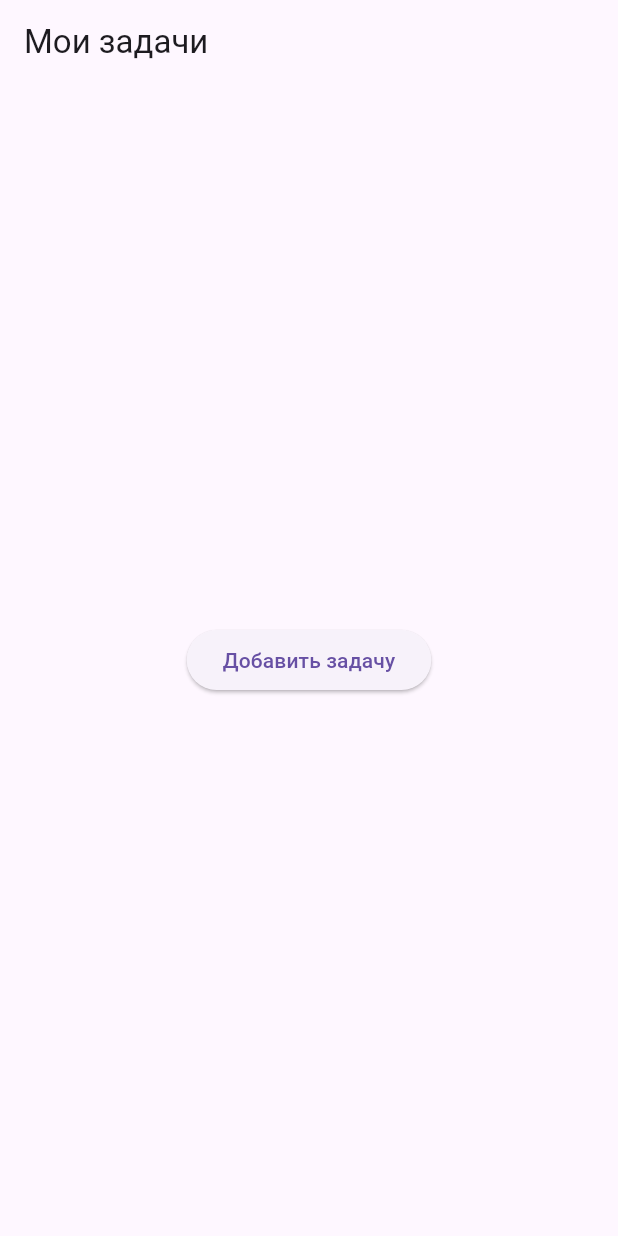
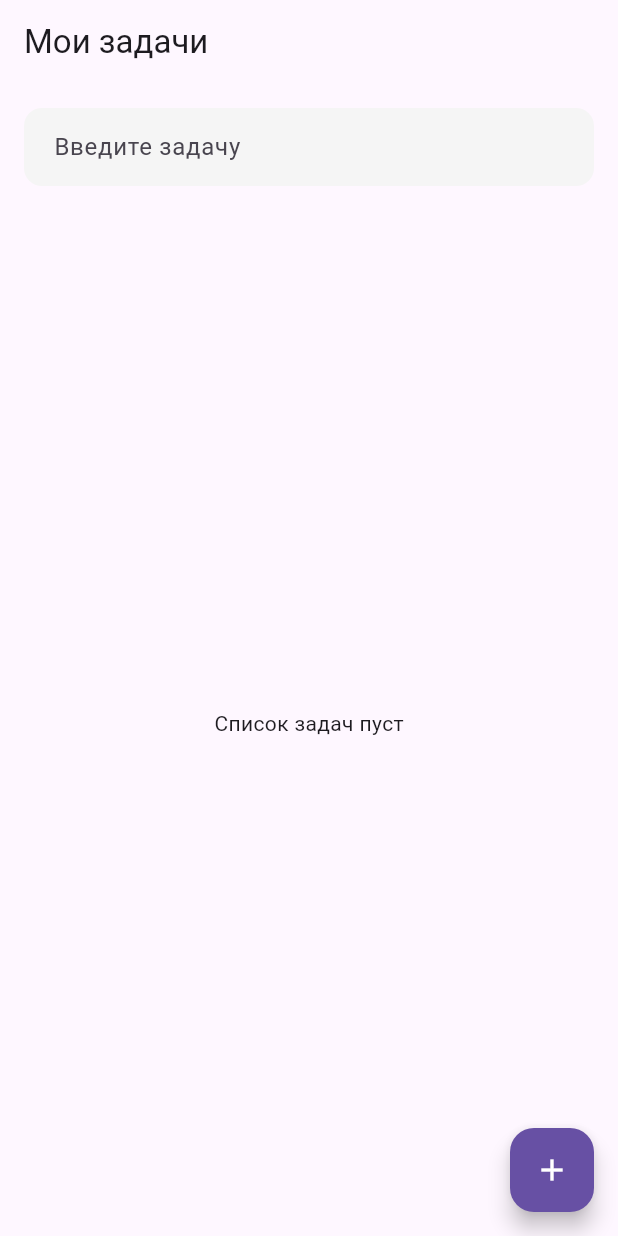
Before and after one commit to InvalidType/task_tracker, a Flutter app: the screen it shows after launch, on a phone screen of 412 x 824 dp. Run offline on Flutter 3.47's test engine with Material 3 defaults, Android fonts, the phone set to English and light mode, and no system bars.

Commit message:
Add and remove task(non validate)

```diff
--- a/lib/main.dart
+++ b/lib/main.dart
@@ -1,4 +1,6 @@
 import 'package:flutter/material.dart';
+import 'package:task_tracker/screens/task_tracker_screen.dart';
+import 'screens/task_tracker_screen.dart';
 
 void main() {
   runApp(const MyApp());
@@ -10,30 +12,12 @@ class MyApp extends StatelessWidget {
   @override
   Widget build(BuildContext context) {
     return MaterialApp(
-      title: 'Task Tracker App',
-      theme: ThemeData(primarySwatch: Colors.blue),
+      title: 'Task Tracker',
+      theme: ThemeData(
+        primarySwatch: Colors.blue,
+        useMaterial3: true,
+      ),
       home: const TaskScreen(),
     );
   }
 }
-
-class TaskScreen extends StatelessWidget {
-  const TaskScreen({super.key});
-
-  @override
-  Widget build(BuildContext context) {
-    return Scaffold(
-      appBar: AppBar(title: const Text('Мои задачи')),
-      body: Center(
-        child: ElevatedButton(
-          onPressed: () {
-            ScaffoldMessenger.of(context).showSnackBar(
-              const SnackBar(content: Text('Задача добавлена!')),
-            );
-          },
-          child: const Text('Добавить задачу'),
-        ),
-      ),
-    );
-  }
-}
--- /dev/null
+++ b/lib/screens/task_tracker_screen.dart
@@ -0,0 +1,73 @@
+import 'package:flutter/material.dart';
+import '../widgets/custom_text_field.dart';
+import '../widgets/custom_elevated_button.dart';
+
+class TaskScreen extends StatefulWidget {
+  const TaskScreen({super.key});
+
+  @override
+  State<TaskScreen> createState() => _TaskScreenState();
+}
+
+class _TaskScreenState extends State<TaskScreen> {
+  final List<String> _tasks = []; // список задач
+  final TextEditingController _controller = TextEditingController();
+
+  void _addTask() {
+    if (_controller.text.trim().isNotEmpty) {
+      setState(() {
+        _tasks.add(_controller.text.trim());
+        _controller.clear();
+      });
+    }
+  }
+
+  @override
+  void dispose() {
+    _controller.dispose();
+    super.dispose();
+  }
+
+  @override
+  Widget build(BuildContext context) {
+    return Scaffold(
+      appBar: AppBar(title: const Text('Мои задачи')),
+      body: Column(
+        children: [
+          Padding(
+            padding: const EdgeInsets.all(16.0),
+            child: CustomTextField(
+              controller: _controller,
+              hintText: 'Введите задачу',
+              onSubmitted: (value) => _addTask(),
+            ),
+          ),
+          Expanded(
+            child: _tasks.isEmpty
+                ? const Center(child: Text('Список задач пуст'))
+                : ListView.builder(
+              itemCount: _tasks.length,
+              itemBuilder: (context, index) {
+                return ListTile(
+                  title: Text(_tasks[index]),
+                  trailing: IconButton(
+                    icon: const Icon(Icons.delete, color: Colors.red),
+                    onPressed: () {
+                      setState(() {
+                        _tasks.removeAt(index);
+                      });
+                    },
+                  ),
+                );
+              },
+            ),
+          ),
+        ],
+      ),
+      floatingActionButton: CustomElevatedButton(
+        onPressed: _addTask,
+        icon: Icons.add,
+      ),
+    );
+  }
+}
--- /dev/null
+++ b/lib/widgets/custom_elevated_button.dart
@@ -0,0 +1,22 @@
+import 'package:flutter/material.dart';
+
+class CustomElevatedButton extends StatelessWidget {
+  final VoidCallback onPressed;
+  final IconData icon;
+
+  const CustomElevatedButton({
+    super.key,
+    required this.onPressed,
+    required this.icon,
+  });
+
+  @override
+  Widget build(BuildContext context) {
+    return FloatingActionButton(
+      onPressed: onPressed,
+      backgroundColor: Theme.of(context).colorScheme.primary,
+      foregroundColor: Colors.white,
+      child: Icon(icon),
+    );
+  }
+}
--- /dev/null
+++ b/lib/widgets/custom_text_field.dart
@@ -0,0 +1,32 @@
+import 'package:flutter/material.dart';
+
+class CustomTextField extends StatelessWidget {
+  final TextEditingController controller;
+  final String hintText;
+  final void Function(String)? onSubmitted;
+
+  const CustomTextField({
+    super.key,
+    required this.controller,
+    required this.hintText,
+    this.onSubmitted,
+  });
+
+  @override
+  Widget build(BuildContext context) {
+    return TextField(
+      controller: controller,
+      onSubmitted: onSubmitted,
+      decoration: InputDecoration(
+        hintText: hintText,
+        filled: true,
+        fillColor: Colors.grey[100],
+        border: OutlineInputBorder(
+          borderRadius: BorderRadius.circular(12),
+          borderSide: BorderSide.none,
+        ),
+        contentPadding: const EdgeInsets.symmetric(horizontal: 16, vertical: 14),
+      ),
+    );
+  }
+}
```
